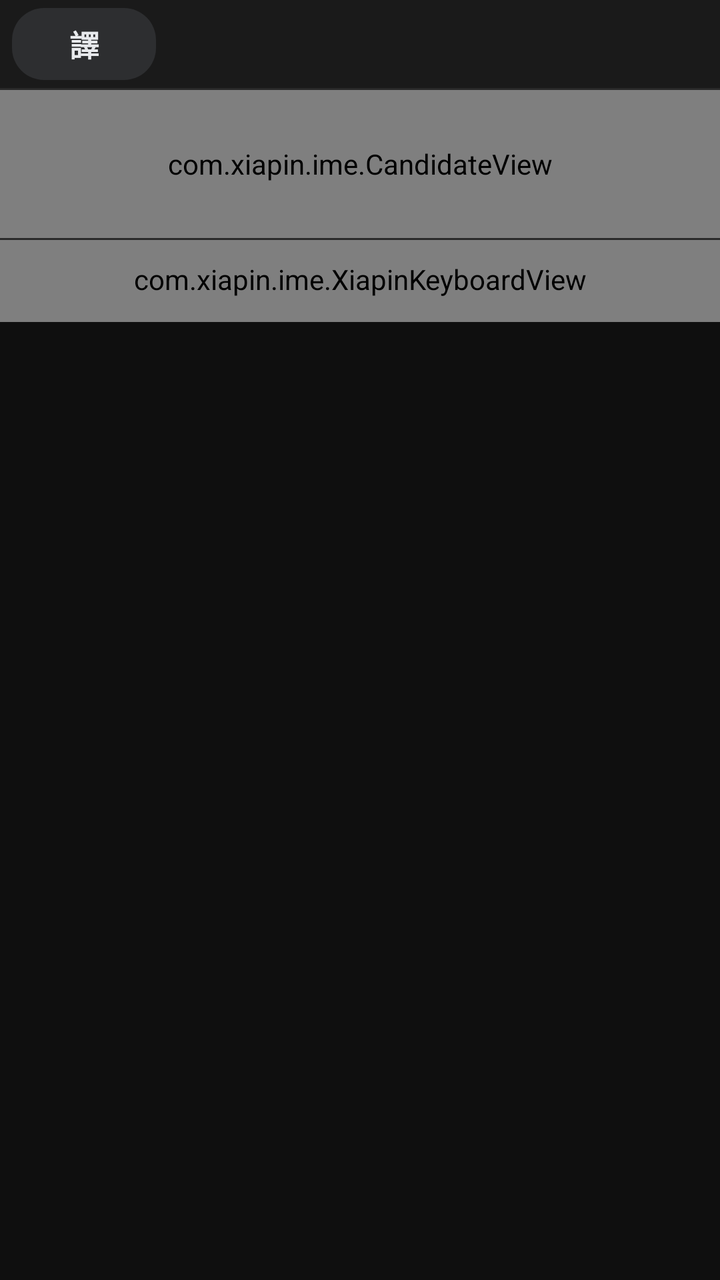
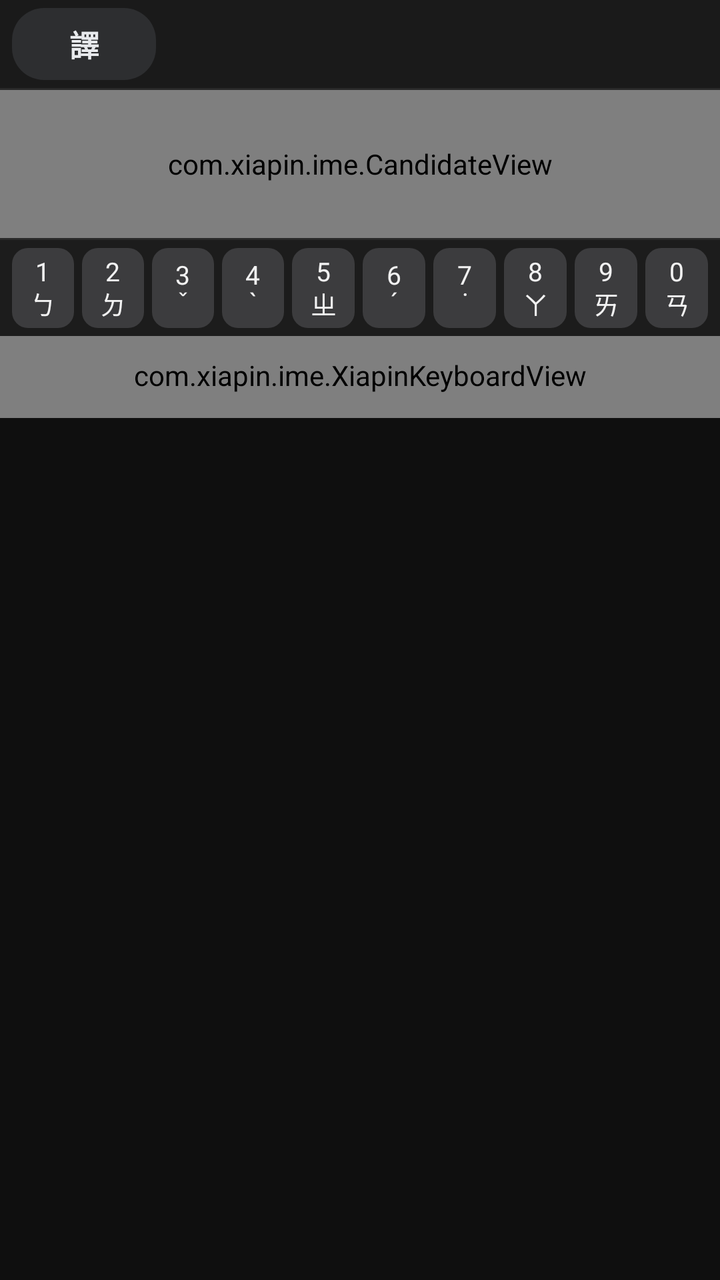

Two renders of the same Android screen: before a commit and after it. Below are the layout's source before the change and the commit's diff.
<!-- AndroidManifest.xml: fallback theme Theme.MaterialComponents.DayNight.NoActionBar -->
<!-- res/layout/input_view.xml -->
<?xml version="1.0" encoding="utf-8"?>
<LinearLayout xmlns:android="http://schemas.android.com/apk/res/android"
    android:layout_width="match_parent"
    android:layout_height="wrap_content"
    android:orientation="vertical"
    android:background="#0f0f0f">

    
    <LinearLayout
        android:id="@+id/feature_bar"
        android:layout_width="match_parent"
        android:layout_height="44dp"
        android:orientation="horizontal"
        android:gravity="center_vertical"
        android:background="#1a1a1a"
        android:paddingStart="6dp"
        android:paddingEnd="6dp">

        <TextView
            android:id="@+id/btn_translate"
            android:layout_width="wrap_content"
            android:layout_height="36dp"
            android:minWidth="72dp"
            android:minHeight="40dp"
            android:gravity="center"
            android:paddingStart="16dp"
            android:paddingEnd="16dp"
            android:text="譯"
            android:textSize="15sp"
            android:textStyle="bold"
            android:textColor="#E8EAED"
            android:background="@drawable/feature_btn_bg"
            android:clickable="true"
            android:focusable="true" />

        <TextView
            android:id="@+id/btn_lang_pair"
            android:layout_width="wrap_content"
            android:layout_height="32dp"
            android:layout_marginStart="6dp"
            android:minWidth="52dp"
            android:gravity="center"
            android:paddingStart="10dp"
            android:paddingEnd="10dp"
            android:text="→英"
            android:textSize="13sp"
            android:textColor="#9AA0A6"
            android:background="@drawable/feature_btn_bg"
            android:clickable="true"
            android:focusable="true"
            android:visibility="gone" />

        <TextView
            android:id="@+id/txt_translate_hint"
            android:layout_width="0dp"
            android:layout_height="match_parent"
            android:layout_weight="1"
            android:layout_marginStart="8dp"
            android:gravity="center_vertical"
            android:singleLine="true"
            android:ellipsize="end"
            android:textSize="12sp"
            android:textColor="#9AA0A6"
            android:visibility="gone" />
<TextView
            android:id="@+id/btn_translate_settings"
            android:layout_width="wrap_content"
            android:layout_height="32dp"
            android:minWidth="40dp"
            android:gravity="center"
            android:paddingStart="8dp"
            android:paddingEnd="8dp"
            android:layout_marginEnd="4dp"
            android:text="設定"
            android:textSize="12sp"
            android:textColor="#9AA0A6"
            android:background="@drawable/feature_btn_bg"
            android:clickable="true"
            android:focusable="true"
            android:visibility="gone" />

        <TextView
            android:id="@+id/btn_clear_source"
            android:layout_width="wrap_content"
            android:layout_height="32dp"
            android:minWidth="40dp"
            android:gravity="center"
            android:paddingStart="8dp"
            android:paddingEnd="8dp"
            android:text="清空"
            android:textSize="12sp"
            android:textColor="#F28B82"
            android:background="@drawable/feature_btn_bg"
            android:clickable="true"
            android:focusable="true"
            android:visibility="gone" />
    </LinearLayout>

    
    <LinearLayout
        android:id="@+id/translate_panel"
        android:layout_width="match_parent"
        android:layout_height="wrap_content"
        android:orientation="vertical"
        android:background="#121820"
        android:visibility="gone">

        
        <LinearLayout
            android:id="@+id/translate_source_row"
            android:layout_width="match_parent"
            android:layout_height="wrap_content"
            android:minHeight="48dp"
            android:orientation="horizontal"
            android:gravity="center_vertical"
            android:paddingStart="8dp"
            android:paddingEnd="8dp"
            android:paddingTop="6dp"
            android:paddingBottom="6dp">

            <TextView
                android:layout_width="40dp"
                android:layout_height="wrap_content"
                android:text="原文"
                android:textSize="11sp"
                android:textColor="#A08040"
                android:textStyle="bold" />

            <EditText
                android:id="@+id/txt_translate_source"
                android:layout_width="0dp"
                android:layout_height="wrap_content"
                android:minHeight="40dp"
                android:layout_weight="1"
                android:background="@drawable/translate_edit_bg"
                android:paddingStart="12dp"
                android:paddingEnd="12dp"
                android:paddingTop="8dp"
                android:paddingBottom="8dp"
                android:gravity="center_vertical|start"
                android:textSize="16sp"
                android:textColor="#FFCC00"
                android:textColorHint="#806820"
                android:textStyle="bold"
                android:hint="在此輸入原文…"
                android:singleLine="false"
                android:maxLines="3"
                android:inputType="textMultiLine|textNoSuggestions"
                android:imeOptions="flagNoExtractUi|flagNoFullscreen|actionDone"
                android:importantForAutofill="no"
                android:focusable="true"
                android:focusableInTouchMode="true"
                android:cursorVisible="true"
                android:textCursorDrawable="@null" />

            <TextView
                android:id="@+id/btn_send_source"
                android:layout_width="wrap_content"
                android:layout_height="40dp"
                android:minWidth="64dp"
                android:layout_marginStart="8dp"
                android:gravity="center"
                android:paddingStart="12dp"
                android:paddingEnd="12dp"
                android:text="送原文"
                android:textSize="13sp"
                android:textStyle="bold"
                android:textColor="#202124"
                android:background="@drawable/feature_btn_primary"
                android:clickable="true"
                android:focusable="true" />
        </LinearLayout>

        <View
            android:layout_width="match_parent"
            android:layout_height="1dp"
            android:background="#2a3540" />

        
        <LinearLayout
            android:layout_width="match_parent"
            android:layout_height="44dp"
            android:orientation="horizontal"
            android:gravity="center_vertical"
            android:paddingStart="6dp"
            android:paddingEnd="4dp">

            <TextView
                android:layout_width="40dp"
                android:layout_height="wrap_content"
                android:layout_marginStart="4dp"
                android:text="譯文"
                android:textSize="11sp"
                android:textColor="#5B9BFF"
                android:textStyle="bold" />

            <HorizontalScrollView
                android:layout_width="0dp"
                android:layout_height="match_parent"
                android:layout_weight="1"
                android:scrollbars="none"
                android:fillViewport="false"
                android:overScrollMode="never">

                <LinearLayout
                    android:id="@+id/translate_result_row"
                    android:layout_width="wrap_content"
                    android:layout_height="match_parent"
                    android:orientation="horizontal"
                    android:gravity="center_vertical"
                    android:paddingEnd="8dp" />
            </HorizontalScrollView>
        </LinearLayout>
    </LinearLayout>

    <View
        android:layout_width="match_parent"
        android:layout_height="1dp"
        android:background="#2a2a2a" />

    <com.xiapin.ime.CandidateView
        android:id="@+id/candidates"
        android:layout_width="match_parent"
        android:layout_height="74dp" />

    <View
        android:layout_width="match_parent"
        android:layout_height="1dp"
        android:background="#2a2a2a" />

    <com.xiapin.ime.XiapinKeyboardView
        android:id="@+id/keyboard"
        android:layout_width="match_parent"
        android:layout_height="wrap_content"
        android:keyBackground="@drawable/key_bg_selector"
        android:keyTextColor="#f2f2f2"
        android:keyTextSize="20sp"
        android:background="#1c1c1c"
        android:paddingTop="10dp"
        android:paddingBottom="12dp"
        android:paddingStart="6dp"
        android:paddingEnd="6dp"
        android:shadowRadius="0"
        android:shadowColor="#00000000" />
</LinearLayout>
<!-- resources referenced by this layout -->
<resources>
  <!-- drawable feature_btn_bg (drawable) -->
  <?xml version="1.0" encoding="utf-8"?>
  <selector xmlns:android="http://schemas.android.com/apk/res/android">
      <item android:state_pressed="true">
          <shape android:shape="rectangle">
              <solid android:color="#3c4043" />
              <corners android:radius="16dp" />
          </shape>
      </item>
      <item>
          <shape android:shape="rectangle">
              <solid android:color="#2d2e30" />
              <corners android:radius="16dp" />
          </shape>
      </item>
  </selector>
  <!-- drawable feature_btn_primary (drawable) -->
  <?xml version="1.0" encoding="utf-8"?>
  <selector xmlns:android="http://schemas.android.com/apk/res/android">
      <item android:state_pressed="true">
          <shape android:shape="rectangle">
              <solid android:color="#8AB4F8" />
              <corners android:radius="16dp" />
          </shape>
      </item>
      <item>
          <shape android:shape="rectangle">
              <solid android:color="#AECBFA" />
              <corners android:radius="16dp" />
          </shape>
      </item>
  </selector>
  <!-- drawable key_bg_selector (drawable) -->
  <?xml version="1.0" encoding="utf-8"?>
  <selector xmlns:android="http://schemas.android.com/apk/res/android">
      <item android:drawable="@drawable/key_bg_pressed" android:state_pressed="true" />
      <item android:drawable="@drawable/key_bg" />
  </selector>
  <!-- drawable translate_edit_bg (drawable) -->
  <?xml version="1.0" encoding="utf-8"?>
  <shape xmlns:android="http://schemas.android.com/apk/res/android"
      android:shape="rectangle">
      <solid android:color="#1A2430" />
      <stroke
          android:width="1dp"
          android:color="#3D4F63" />
      <corners android:radius="10dp" />
  </shape>
  <!-- drawable key_bg_pressed (drawable) -->
  <?xml version="1.0" encoding="utf-8"?>
  <shape xmlns:android="http://schemas.android.com/apk/res/android"
      android:shape="rectangle">
      <solid android:color="#5a5a5e" />
      <corners android:radius="8dp" />
  </shape>
  <!-- drawable key_bg (drawable) -->
  <?xml version="1.0" encoding="utf-8"?>
  <shape xmlns:android="http://schemas.android.com/apk/res/android"
      android:shape="rectangle">
      <solid android:color="#3c3c3e" />
      <corners android:radius="8dp" />
  </shape>
</resources>

<!-- the commit's change to res/layout/input_view.xml (unified diff, before → after) -->
@@ -228,6 +228,13 @@
         android:layout_height="1dp"
         android:background="#2a2a2a" />
 
+    
+    <include
+        android:id="@+id/number_row"
+        layout="@layout/number_row"
+        android:layout_width="match_parent"
+        android:layout_height="48dp" />
+
     <com.xiapin.ime.XiapinKeyboardView
         android:id="@+id/keyboard"
         android:layout_width="match_parent"
@@ -243,3 +250,28 @@
         android:shadowRadius="0"
         android:shadowColor="#00000000" />
 </LinearLayout>
+<!-- res/layout/number_row.xml (included above) -->
+<?xml version="1.0" encoding="utf-8"?>
+<LinearLayout xmlns:android="http://schemas.android.com/apk/res/android"
+    android:layout_width="match_parent"
+    android:layout_height="48dp"
+    android:orientation="horizontal"
+    android:gravity="center"
+    android:paddingStart="4dp"
+    android:paddingEnd="4dp"
+    android:paddingTop="2dp"
+    android:paddingBottom="2dp"
+    android:background="#1c1c1c">
+
+    
+    <TextView android:id="@+id/num_1" style="@style/NumberKey" android:text="1\nㄅ" />
+    <TextView android:id="@+id/num_2" style="@style/NumberKey" android:text="2\nㄉ" />
+    <TextView android:id="@+id/num_3" style="@style/NumberKey" android:text="3\nˇ" />
+    <TextView android:id="@+id/num_4" style="@style/NumberKey" android:text="4\nˋ" />
+    <TextView android:id="@+id/num_5" style="@style/NumberKey" android:text="5\nㄓ" />
+    <TextView android:id="@+id/num_6" style="@style/NumberKey" android:text="6\nˊ" />
+    <TextView android:id="@+id/num_7" style="@style/NumberKey" android:text="7\n˙" />
+    <TextView android:id="@+id/num_8" style="@style/NumberKey" android:text="8\nㄚ" />
+    <TextView android:id="@+id/num_9" style="@style/NumberKey" android:text="9\nㄞ" />
+    <TextView android:id="@+id/num_0" style="@style/NumberKey" android:text="0\nㄢ" />
+</LinearLayout>
<!-- resource entries referenced after the edit -->
@@ -48,6 +48,20 @@
           android:color="#3D4F63" />
       <corners android:radius="10dp" />
   </shape>
+  <style name="NumberKey">
+          <item name="android:layout_width">0dp</item>
+          <item name="android:layout_height">match_parent</item>
+          <item name="android:layout_weight">1</item>
+          <item name="android:layout_margin">2dp</item>
+          <item name="android:gravity">center</item>
+          <item name="android:textSize">13sp</item>
+          <item name="android:textColor">#F2F2F2</item>
+          <item name="android:lineSpacingExtra">-2dp</item>
+          <item name="android:background">@drawable/key_bg_selector</item>
+          <item name="android:clickable">true</item>
+          <item name="android:focusable">true</item>
+          <item name="android:soundEffectsEnabled">true</item>
+      </style>
   <!-- drawable key_bg_pressed (drawable) -->
   <?xml version="1.0" encoding="utf-8"?>
   <shape xmlns:android="http://schemas.android.com/apk/res/android"
